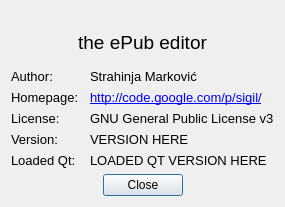
First picture: the form in src/Sigil/Form_Files/About.ui, repository wsw621012/siweiwangsword-sigil, before the edit.
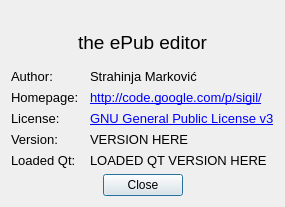
Second picture: the form after the edit. Icons and pictures are not drawn.

Commit message: The About dialog now links to the online version of the GPLv3; also setting some attributes for QWebSettings

What changed in the file:
```diff
--- a/src/Sigil/Form_Files/About.ui
+++ b/src/Sigil/Form_Files/About.ui
@@ -208,7 +208,7 @@
         </font>
        </property>
        <property name="text">
-        <string>GNU General Public License v3</string>
+        <string>&lt;a href=&quot;http://www.gnu.org/licenses/gpl-3.0-standalone.html&quot;&gt;GNU General Public License v3&lt;/a&gt;</string>
        </property>
        <property name="indent">
         <number>5</number>
```
Left out of the diff: 4 changed lines with no effect on the pictures. The commit also changes 2 other files.
